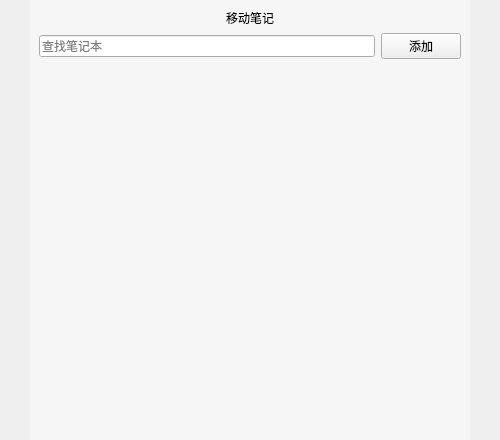
This is views/categorieswidget.ui in Gitnoter/Gitnoter as Qt 5 draws it before an edit. The edited form follows.
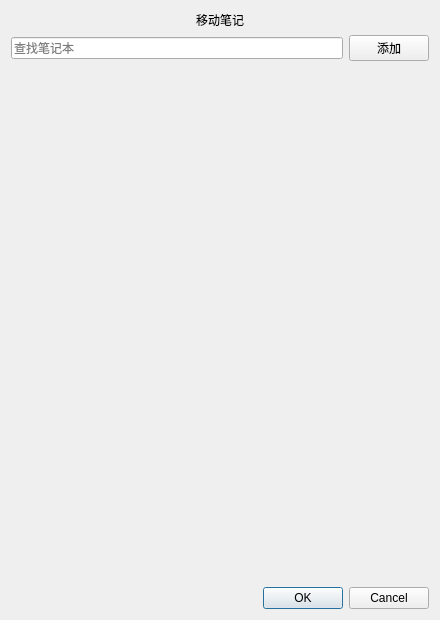
This is the edited form.

What changed in the file:
```diff
--- a/views/categorieswidget.ui
+++ b/views/categorieswidget.ui
@@ -1,7 +1,7 @@
 <?xml version="1.0" encoding="UTF-8"?>
 <ui version="4.0">
  <class>CategoriesWidget</class>
- <widget class="QWidget" name="CategoriesWidget">
+ <widget class="QDialog" name="CategoriesWidget">
   <property name="enabled">
    <bool>true</bool>
   </property>
@@ -9,8 +9,8 @@
    <rect>
     <x>0</x>
     <y>0</y>
-    <width>500</width>
-    <height>440</height>
+    <width>440</width>
+    <height>620</height>
    </rect>
   </property>
   <property name="minimumSize">
@@ -44,41 +44,8 @@
    <bool>false</bool>
   </property>
   <property name="styleSheet">
-   <string notr="true"/>
-  </property>
-  <layout class="QVBoxLayout" name="verticalLayout_2">
-   <property name="spacing">
-    <number>0</number>
-   </property>
-   <property name="leftMargin">
-    <number>0</number>
-   </property>
-   <property name="topMargin">
-    <number>0</number>
-   </property>
-   <property name="rightMargin">
-    <number>0</number>
-   </property>
-   <property name="bottomMargin">
-    <number>0</number>
-   </property>
-   <item alignment="Qt::AlignHCenter|Qt::AlignTop">
-    <widget class="QWidget" name="widget" native="true">
-     <property name="minimumSize">
-      <size>
-       <width>440</width>
-       <height>440</height>
-      </size>
-     </property>
-     <property name="maximumSize">
-      <size>
-       <width>440</width>
-       <height>16777215</height>
-      </size>
-     </property>
-     <property name="styleSheet">
-      <string notr="true">QWidget#widget{
-	background-color:#F6F6F6;
+   <string notr="true">QDialog#CategoriesWidget{
+	background-color:#EFEFEF;
 }</string>
      </property>
      <layout class="QVBoxLayout" name="verticalLayout">
@@ -126,13 +93,17 @@
        <widget class="QListWidget" name="listWidget_data">
         <property name="styleSheet">
          <string notr="true">QListWidget#listWidget_data{
-	border: 0px solid;border-top: 1px solid #F6F6F6;
-	background-color:#F6F6F6
+	border: 0px solid;
+	background-color:#EFEFEF;
 }</string>
         </property>
        </widget>
       </item>
-     </layout>
+   <item>
+    <widget class="QDialogButtonBox" name="buttonBox">
+     <property name="standardButtons">
+      <set>QDialogButtonBox::Cancel|QDialogButtonBox::Ok</set>
+     </property>
     </widget>
    </item>
   </layout>
```
Left out of the diff: 35 changed lines with no effect on the pictures. Lines whose indentation alone changed are shown as unchanged.
